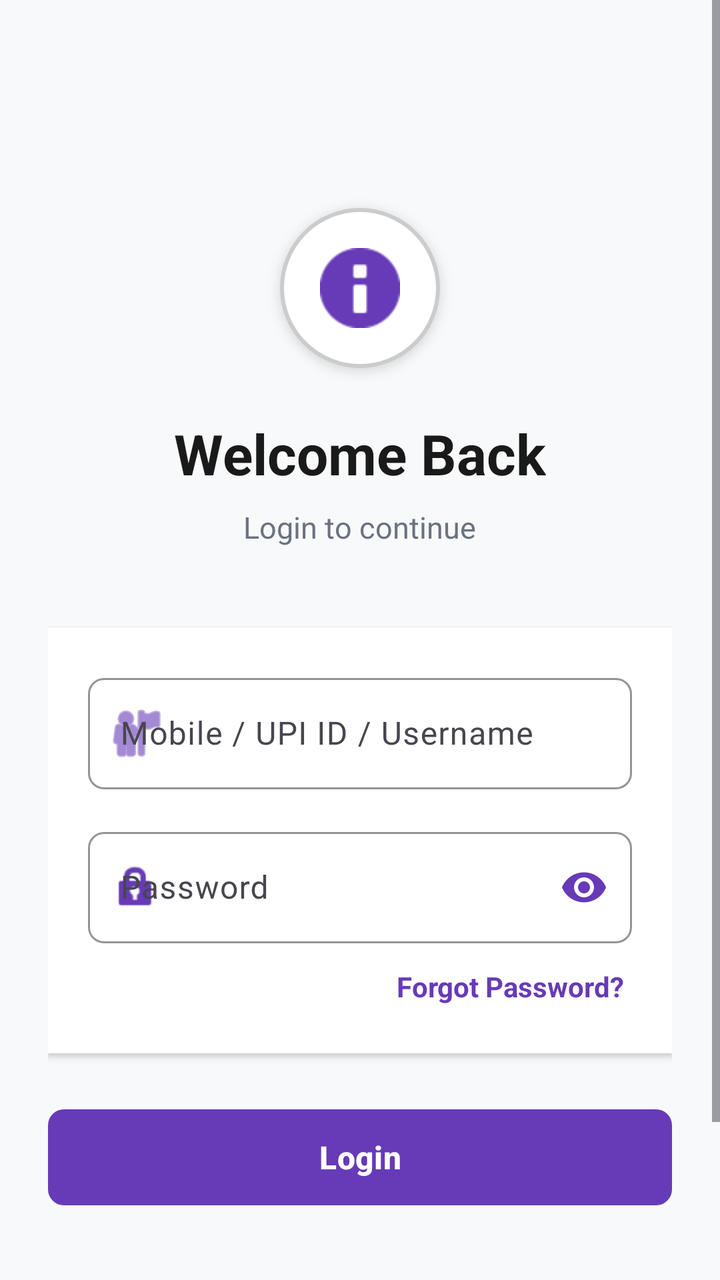
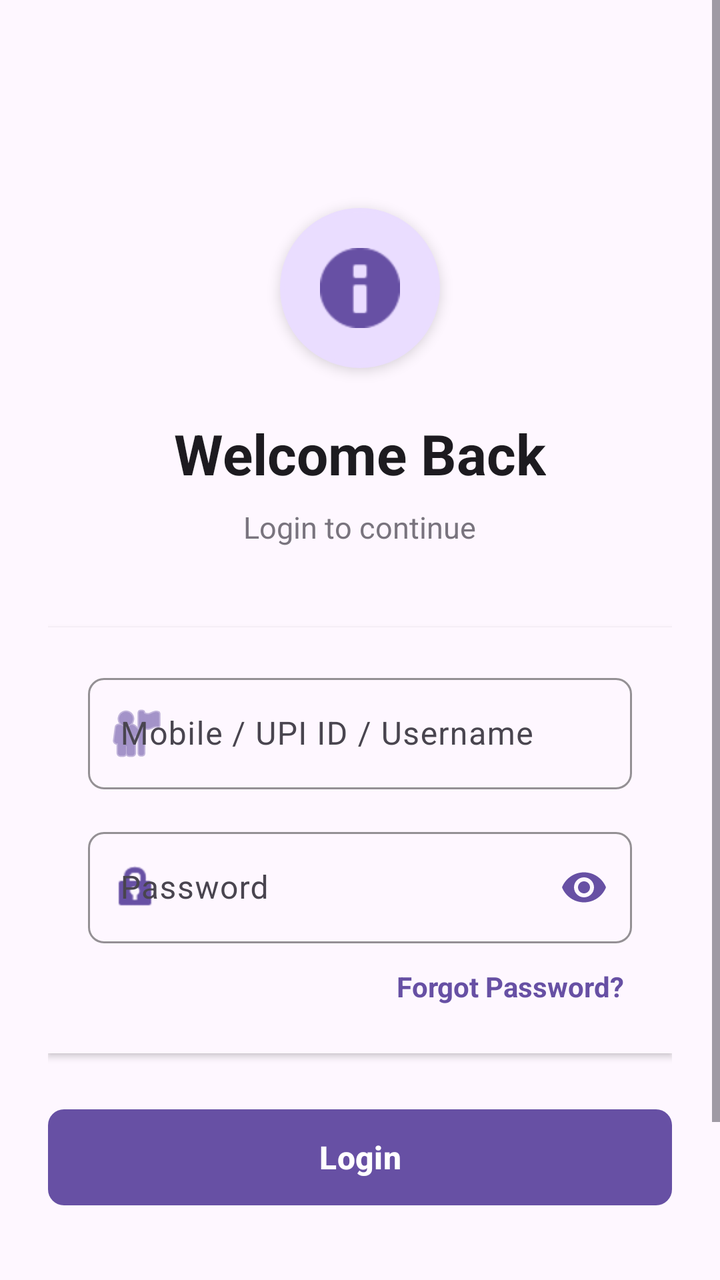

Before-and-after screenshots of an Android layout around one commit, followed by the original layout XML and the change that was made.
<!-- AndroidManifest.xml: application theme Theme.UPIApp -->
<!-- res/layout/activity_login.xml -->
<?xml version="1.0" encoding="utf-8"?>
<ScrollView xmlns:android="http://schemas.android.com/apk/res/android"
    xmlns:app="http://schemas.android.com/apk/res-auto"
    android:layout_width="match_parent"
    android:layout_height="match_parent"
    android:fillViewport="true"
    android:background="#F8F9FA">

    <LinearLayout
        android:layout_width="match_parent"
        android:layout_height="wrap_content"
        android:orientation="vertical"
        android:padding="24dp"
        android:gravity="center_horizontal">

        
        <FrameLayout
            android:layout_width="80dp"
            android:layout_height="80dp"
            android:layout_marginTop="80dp"
            android:layout_marginBottom="24dp"
            android:background="@drawable/circle_background"
            android:elevation="4dp">

            <ImageView
                android:layout_width="40dp"
                android:layout_height="40dp"
                android:layout_gravity="center"
                android:src="@android:drawable/ic_dialog_info"
                android:tint="#673AB7"/>
        </FrameLayout>

        
        <TextView
            android:layout_width="wrap_content"
            android:layout_height="wrap_content"
            android:text="Welcome Back"
            android:textSize="28sp"
            android:textStyle="bold"
            android:textColor="#1A1A1A"
            android:layout_marginBottom="8dp"/>

        
        <TextView
            android:layout_width="wrap_content"
            android:layout_height="wrap_content"
            android:text="Login to continue"
            android:textSize="15sp"
            android:textColor="#6B7280"
            android:layout_marginBottom="40dp"/>

        
        <LinearLayout
            android:layout_width="match_parent"
            android:layout_height="wrap_content"
            android:orientation="vertical"
            android:background="@android:color/white"
            android:padding="20dp"
            android:elevation="2dp"
            android:radius="12dp">

            
            <com.google.android.material.textfield.TextInputLayout
                android:layout_width="match_parent"
                android:layout_height="wrap_content"
                android:hint="Mobile / UPI ID / Username"
                app:boxBackgroundMode="outline"
                app:boxCornerRadiusTopStart="8dp"
                app:boxCornerRadiusTopEnd="8dp"
                app:boxCornerRadiusBottomStart="8dp"
                app:boxCornerRadiusBottomEnd="8dp"
                app:boxStrokeColor="#673AB7"
                app:startIconDrawable="@android:drawable/ic_menu_myplaces"
                app:startIconTint="#673AB7"
                android:layout_marginBottom="16dp">

                <com.google.android.material.textfield.TextInputEditText
                    android:id="@+id/edit_username"
                    android:layout_width="match_parent"
                    android:layout_height="wrap_content"
                    android:inputType="text"
                    android:textSize="16sp"/>
            </com.google.android.material.textfield.TextInputLayout>

            
            <com.google.android.material.textfield.TextInputLayout
                android:layout_width="match_parent"
                android:layout_height="wrap_content"
                android:hint="Password"
                app:boxBackgroundMode="outline"
                app:boxCornerRadiusTopStart="8dp"
                app:boxCornerRadiusTopEnd="8dp"
                app:boxCornerRadiusBottomStart="8dp"
                app:boxCornerRadiusBottomEnd="8dp"
                app:boxStrokeColor="#673AB7"
                app:startIconDrawable="@android:drawable/ic_lock_idle_lock"
                app:startIconTint="#673AB7"
                app:endIconMode="password_toggle"
                app:endIconTint="#673AB7"
                android:layout_marginBottom="8dp">

                <com.google.android.material.textfield.TextInputEditText
                    android:id="@+id/edit_password"
                    android:layout_width="match_parent"
                    android:layout_height="wrap_content"
                    android:inputType="textPassword"
                    android:textSize="16sp"/>
            </com.google.android.material.textfield.TextInputLayout>

            
            <TextView
                android:id="@+id/text_forgot_password"
                android:layout_width="wrap_content"
                android:layout_height="wrap_content"
                android:text="Forgot Password?"
                android:textColor="#673AB7"
                android:textSize="14sp"
                android:textStyle="bold"
                android:clickable="true"
                android:focusable="true"
                android:padding="4dp"
                android:layout_gravity="end"/>

        </LinearLayout>

        
        <com.google.android.material.button.MaterialButton
            android:id="@+id/btn_login"
            android:layout_width="match_parent"
            android:layout_height="56dp"
            android:text="Login"
            android:textSize="16sp"
            android:textStyle="bold"
            android:textAllCaps="false"
            app:cornerRadius="8dp"
            app:backgroundTint="#673AB7"
            android:elevation="4dp"
            android:layout_marginTop="24dp"/>

        
        <LinearLayout
            android:layout_width="match_parent"
            android:layout_height="wrap_content"
            android:orientation="horizontal"
            android:gravity="center_vertical"
            android:layout_marginTop="32dp"
            android:layout_marginBottom="24dp">

            <View
                android:layout_width="0dp"
                android:layout_height="1dp"
                android:layout_weight="1"
                android:background="#E5E7EB"/>

            <TextView
                android:layout_width="wrap_content"
                android:layout_height="wrap_content"
                android:text="OR"
                android:textColor="#9CA3AF"
                android:textSize="12sp"
                android:paddingStart="12dp"
                android:paddingEnd="12dp"/>

            <View
                android:layout_width="0dp"
                android:layout_height="1dp"
                android:layout_weight="1"
                android:background="#E5E7EB"/>
        </LinearLayout>

        
        <LinearLayout
            android:layout_width="wrap_content"
            android:layout_height="wrap_content"
            android:orientation="horizontal"
            android:gravity="center_vertical">

            <TextView
                android:layout_width="wrap_content"
                android:layout_height="wrap_content"
                android:text="New User? "
                android:textColor="#6B7280"
                android:textSize="14sp"/>

            <TextView
                android:id="@+id/text_signup_instead"
                android:layout_width="wrap_content"
                android:layout_height="wrap_content"
                android:text="Sign Up"
                android:textColor="#673AB7"
                android:textStyle="bold"
                android:textSize="14sp"
                android:clickable="true"
                android:focusable="true"
                android:padding="4dp"/>
        </LinearLayout>

    </LinearLayout>

</ScrollView>
<!-- resources referenced by this layout -->
<resources>
  <!-- drawable circle_background (drawable) -->
  <?xml version="1.0" encoding="utf-8"?>
  <shape xmlns:android="http://schemas.android.com/apk/res/android"
      android:shape="oval">
      <solid android:color="@android:color/white"/>
      <stroke android:width="2dp" android:color="#CCCCCC"/>
  </shape>
  <style name="Theme.UPIApp" parent="Base.Theme.UPIApp" />
  <style name="Base.Theme.UPIApp" parent="Theme.Material3.DayNight.NoActionBar">
          
          
      </style>
</resources>

<!-- the commit's change to res/layout/activity_login.xml (unified diff, before → after) -->
@@ -4,7 +4,7 @@
     android:layout_width="match_parent"
     android:layout_height="match_parent"
     android:fillViewport="true"
-    android:background="#F8F9FA">
+    android:background="?android:attr/colorBackground">
 
     <LinearLayout
         android:layout_width="match_parent"
@@ -20,6 +20,7 @@
             android:layout_marginTop="80dp"
             android:layout_marginBottom="24dp"
             android:background="@drawable/circle_background"
+            android:backgroundTint="?attr/colorPrimaryContainer"
             android:elevation="4dp">
 
             <ImageView
@@ -27,7 +28,7 @@
                 android:layout_height="40dp"
                 android:layout_gravity="center"
                 android:src="@android:drawable/ic_dialog_info"
-                android:tint="#673AB7"/>
+                app:tint="?attr/colorPrimary"/>
         </FrameLayout>
 
         
@@ -37,7 +38,7 @@
             android:text="Welcome Back"
             android:textSize="28sp"
             android:textStyle="bold"
-            android:textColor="#1A1A1A"
+            android:textColor="?attr/colorOnSurface"
             android:layout_marginBottom="8dp"/>
 
         
@@ -46,7 +47,7 @@
             android:layout_height="wrap_content"
             android:text="Login to continue"
             android:textSize="15sp"
-            android:textColor="#6B7280"
+            android:textColor="?attr/colorOutline"
             android:layout_marginBottom="40dp"/>
 
         
@@ -54,10 +55,9 @@
             android:layout_width="match_parent"
             android:layout_height="wrap_content"
             android:orientation="vertical"
-            android:background="@android:color/white"
+            android:background="?attr/colorSurface"
             android:padding="20dp"
-            android:elevation="2dp"
-            android:radius="12dp">
+            android:elevation="2dp">
 
             
             <com.google.android.material.textfield.TextInputLayout
@@ -69,9 +69,9 @@
                 app:boxCornerRadiusTopEnd="8dp"
                 app:boxCornerRadiusBottomStart="8dp"
                 app:boxCornerRadiusBottomEnd="8dp"
-                app:boxStrokeColor="#673AB7"
+                app:boxStrokeColor="?attr/colorPrimary"
                 app:startIconDrawable="@android:drawable/ic_menu_myplaces"
-                app:startIconTint="#673AB7"
+                app:startIconTint="?attr/colorPrimary"
                 android:layout_marginBottom="16dp">
 
                 <com.google.android.material.textfield.TextInputEditText
@@ -79,7 +79,8 @@
                     android:layout_width="match_parent"
                     android:layout_height="wrap_content"
                     android:inputType="text"
-                    android:textSize="16sp"/>
+                    android:textSize="16sp"
+                    android:textColor="?attr/colorOnSurface"/>
             </com.google.android.material.textfield.TextInputLayout>
 
             
@@ -92,11 +93,11 @@
                 app:boxCornerRadiusTopEnd="8dp"
                 app:boxCornerRadiusBottomStart="8dp"
                 app:boxCornerRadiusBottomEnd="8dp"
-                app:boxStrokeColor="#673AB7"
+                app:boxStrokeColor="?attr/colorPrimary"
                 app:startIconDrawable="@android:drawable/ic_lock_idle_lock"
-                app:startIconTint="#673AB7"
+                app:startIconTint="?attr/colorPrimary"
                 app:endIconMode="password_toggle"
-                app:endIconTint="#673AB7"
+                app:endIconTint="?attr/colorPrimary"
                 android:layout_marginBottom="8dp">
 
                 <com.google.android.material.textfield.TextInputEditText
@@ -104,7 +105,8 @@
                     android:layout_width="match_parent"
                     android:layout_height="wrap_content"
                     android:inputType="textPassword"
-                    android:textSize="16sp"/>
+                    android:textSize="16sp"
+                    android:textColor="?attr/colorOnSurface"/>
             </com.google.android.material.textfield.TextInputLayout>
 
             
@@ -113,7 +115,7 @@
                 android:layout_width="wrap_content"
                 android:layout_height="wrap_content"
                 android:text="Forgot Password?"
-                android:textColor="#673AB7"
+                android:textColor="?attr/colorPrimary"
                 android:textSize="14sp"
                 android:textStyle="bold"
                 android:clickable="true"
@@ -133,7 +135,7 @@
             android:textStyle="bold"
             android:textAllCaps="false"
             app:cornerRadius="8dp"
-            app:backgroundTint="#673AB7"
+            app:backgroundTint="?attr/colorPrimary"
             android:elevation="4dp"
             android:layout_marginTop="24dp"/>
 
@@ -150,13 +152,13 @@
                 android:layout_width="0dp"
                 android:layout_height="1dp"
                 android:layout_weight="1"
-                android:background="#E5E7EB"/>
+                android:background="?attr/colorOutlineVariant"/>
 
             <TextView
                 android:layout_width="wrap_content"
                 android:layout_height="wrap_content"
                 android:text="OR"
-                android:textColor="#9CA3AF"
+                android:textColor="?attr/colorOutline"
                 android:textSize="12sp"
                 android:paddingStart="12dp"
                 android:paddingEnd="12dp"/>
@@ -165,7 +167,7 @@
                 android:layout_width="0dp"
                 android:layout_height="1dp"
                 android:layout_weight="1"
-                android:background="#E5E7EB"/>
+                android:background="?attr/colorOutlineVariant"/>
         </LinearLayout>
 
         
@@ -179,7 +181,7 @@
                 android:layout_width="wrap_content"
                 android:layout_height="wrap_content"
                 android:text="New User? "
-                android:textColor="#6B7280"
+                android:textColor="?attr/colorOutline"
                 android:textSize="14sp"/>
 
             <TextView
@@ -187,7 +189,7 @@
                 android:layout_width="wrap_content"
                 android:layout_height="wrap_content"
                 android:text="Sign Up"
-                android:textColor="#673AB7"
+                android:textColor="?attr/colorPrimary"
                 android:textStyle="bold"
                 android:textSize="14sp"
                 android:clickable="true"
